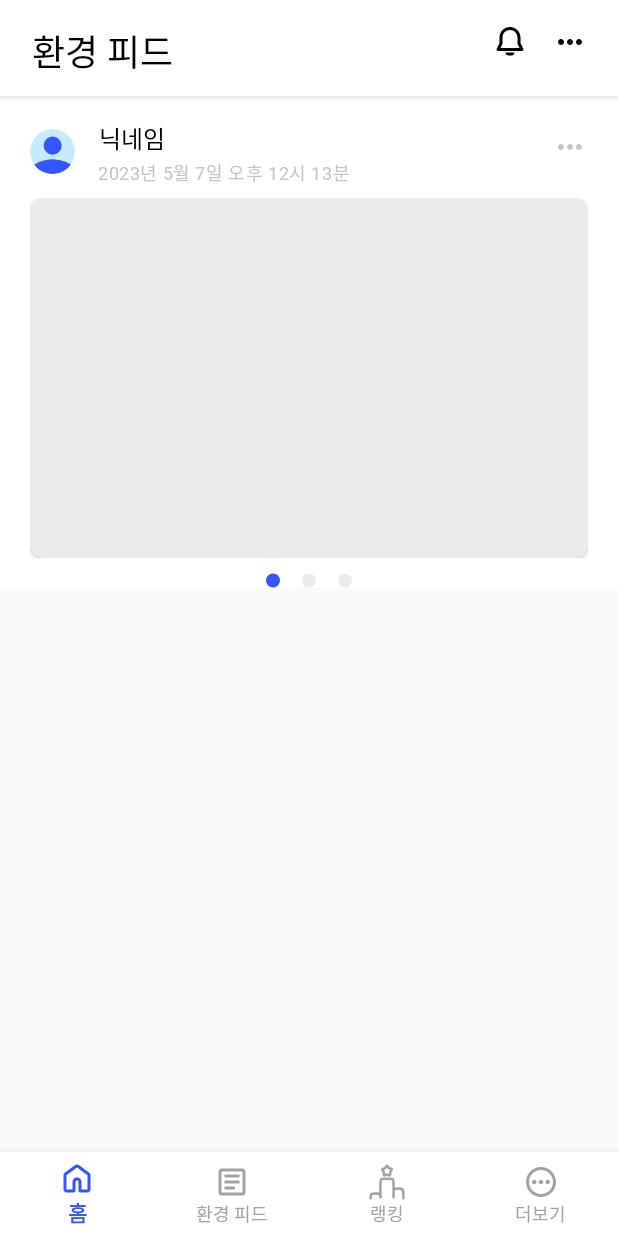
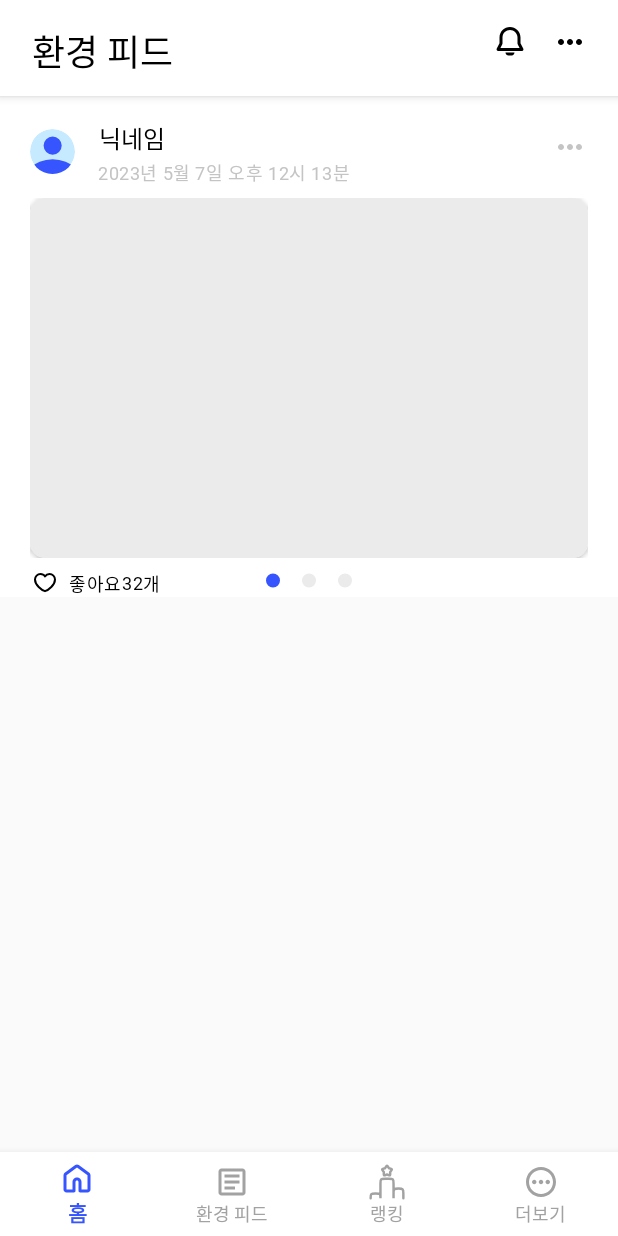
Before and after one commit to ShyPolarBear/Android, an Android app: the screen it shows after launch (MainActivity), on a phone screen of 412 x 824 dp. Run offline under Robolectric (Android 15) with nearby library versions, the phone set to English and light mode, and no system bars; our stand-ins replace Dagger/Hilt's generated code, data binding; libraries missing offline, so code that uses them is left out: com.skydoves.powermenu; 1 statement that could not run was skipped.

Commit message:
design: 좋아요 UI 추가

```diff
--- /dev/null
+++ b/presentation/src/main/res/drawable/ic_btn_like.xml
@@ -0,0 +1,13 @@
+<vector xmlns:android="http://schemas.android.com/apk/res/android"
+    android:width="16dp"
+    android:height="16dp"
+    android:viewportWidth="16"
+    android:viewportHeight="16">
+  <path
+      android:pathData="M5,2.667C2.975,2.667 1.333,4.308 1.333,6.333C1.333,10 5.666,13.333 8,14.109C10.333,13.333 14.666,10 14.666,6.333C14.666,4.308 13.025,2.667 11,2.667C9.76,2.667 8.663,3.282 8,4.225C7.662,3.743 7.212,3.35 6.69,3.079C6.168,2.808 5.588,2.666 5,2.667Z"
+      android:strokeLineJoin="round"
+      android:strokeWidth="1.33333"
+      android:fillColor="#00000000"
+      android:strokeColor="#000000"
+      android:strokeLineCap="round"/>
+</vector>
--- a/presentation/src/main/res/layout/fragment_feed.xml
+++ b/presentation/src/main/res/layout/fragment_feed.xml
@@ -1,7 +1,7 @@
 <?xml version="1.0" encoding="utf-8"?>
-<layout xmlns:tools="http://schemas.android.com/tools"
-    xmlns:android="http://schemas.android.com/apk/res/android"
-    xmlns:app="http://schemas.android.com/apk/res-auto">
+<layout xmlns:android="http://schemas.android.com/apk/res/android"
+    xmlns:app="http://schemas.android.com/apk/res-auto"
+    xmlns:tools="http://schemas.android.com/tools">
 
     <data>
 
@@ -122,23 +122,60 @@
                     android:layout_width="match_parent"
                     android:layout_height="240dp"
                     android:layout_marginStart="20dp"
+                    android:layout_marginTop="8dp"
                     android:layout_marginEnd="20dp"
-                    android:layout_marginTop="8dp"
-                    app:layout_constraintTop_toBottomOf="@id/feed_post_posting_time"
+                    app:layout_constraintEnd_toEndOf="parent"
                     app:layout_constraintStart_toStartOf="parent"
-                    app:layout_constraintEnd_toEndOf="parent" />
+                    app:layout_constraintTop_toBottomOf="@id/feed_post_posting_time" />
 
                 <com.google.android.material.tabs.TabLayout
                     android:id="@+id/feed_post_indicator"
                     android:layout_width="wrap_content"
                     android:layout_height="10dp"
+                    android:layout_marginTop="10dp"
+                    app:layout_constraintEnd_toEndOf="parent"
+                    app:layout_constraintStart_toStartOf="parent"
                     app:layout_constraintTop_toBottomOf="@+id/feed_post_viewpager_img"
-                    app:layout_constraintStart_toStartOf="parent"
-                    app:layout_constraintEnd_toEndOf="parent"
-                    android:layout_marginTop="10dp"
                     app:tabBackground="@drawable/selector_feed_post_indicator"
                     app:tabGravity="center"
                     app:tabIndicatorHeight="0dp" />
+
+                <androidx.appcompat.widget.AppCompatButton
+                    android:id="@+id/feed_post_like_btn"
+                    android:layout_width="16dp"
+                    android:layout_height="16dp"
+                    android:background="@drawable/ic_btn_like"
+                    app:layout_constraintTop_toBottomOf="@id/feed_post_viewpager_img"
+                    app:layout_constraintStart_toStartOf="parent"
+                    android:layout_marginTop="8dp"
+                    android:layout_marginStart="22dp"/>
+
+                <TextView
+                    android:id="@+id/feed_post_like_text"
+                    android:layout_width="wrap_content"
+                    android:layout_height="wrap_content"
+                    android:text="@string/feed_post_like"
+                    style="@style/l3"
+                    android:layout_marginStart="8dp"
+                    app:layout_constraintTop_toTopOf="@id/feed_post_like_btn"
+                    app:layout_constraintStart_toEndOf="@id/feed_post_like_btn"/>
+
+                <TextView
+                    android:id="@+id/feed_post_like_cnt"
+                    android:layout_width="wrap_content"
+                    android:layout_height="wrap_content"
+                    android:text="32"
+                    style="@style/l3"
+                    app:layout_constraintTop_toTopOf="@id/feed_post_like_btn"
+                    app:layout_constraintStart_toEndOf="@id/feed_post_like_text"/>
+
+                <TextView
+                    android:layout_width="wrap_content"
+                    android:layout_height="wrap_content"
+                    android:text="@string/feed_post_cnt"
+                    style="@style/l3"
+                    app:layout_constraintTop_toTopOf="@id/feed_post_like_btn"
+                    app:layout_constraintStart_toEndOf="@id/feed_post_like_cnt"/>
 
 
             </androidx.constraintlayout.widget.ConstraintLayout>
--- a/presentation/src/main/res/values/strings.xml
+++ b/presentation/src/main/res/values/strings.xml
@@ -20,4 +20,6 @@
     <string name="privacy_policy">개인 정보 취급 방침</string>
     <string name="terms_url">https://policy.naver.com/policy/service.html</string>
     <string name="privacy_url">https://policy.naver.com/policy/privacy.html</string>
+    <string name="feed_post_like">좋아요 </string>
+    <string name="feed_post_cnt">개</string>
 </resources>
```
